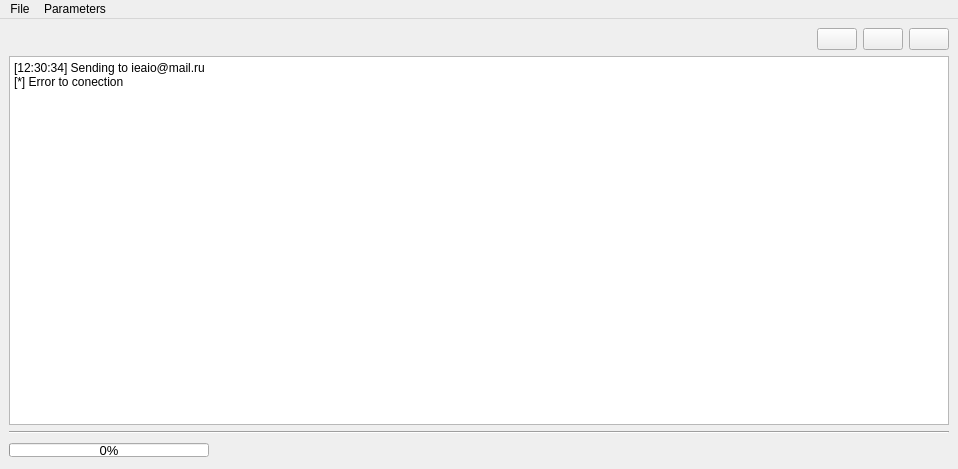
Old version of the form view/qt/MainWindow.ui in the repository AlertRED/mailing.
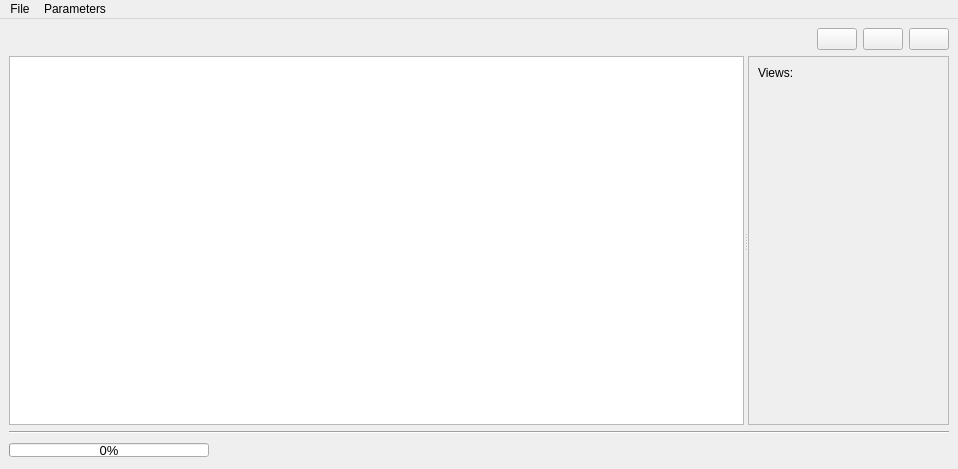
New version of the form. Icons and pictures are not drawn.

```diff
--- a/view/qt/MainWindow.ui
+++ b/view/qt/MainWindow.ui
@@ -16,6 +16,9 @@
   <property name="windowTitle">
    <string>Mailling</string>
   </property>
+  <property name="documentMode">
+   <bool>false</bool>
+  </property>
   <widget class="QWidget" name="centralwidget">
    <property name="sizePolicy">
     <sizepolicy hsizetype="Preferred" vsizetype="Preferred">
@@ -23,9 +26,9 @@
      <verstretch>0</verstretch>
     </sizepolicy>
    </property>
-   <layout class="QVBoxLayout" name="verticalLayout_2">
+   <layout class="QVBoxLayout" name="verticalLayout_5">
     <item>
-     <layout class="QVBoxLayout" name="verticalLayout">
+     <layout class="QVBoxLayout" name="verticalLayout_4">
       <item>
        <layout class="QHBoxLayout" name="horizontalLayout">
         <property name="spacing">
@@ -88,14 +91,75 @@
          <enum>Qt::Horizontal</enum>
         </property>
         <widget class="QPlainTextEdit" name="plainText_log">
+         <property name="sizePolicy">
+          <sizepolicy hsizetype="Minimum" vsizetype="Expanding">
+           <horstretch>0</horstretch>
+           <verstretch>0</verstretch>
+          </sizepolicy>
+         </property>
          <property name="readOnly">
           <bool>true</bool>
          </property>
          <property name="plainText">
-          <string>[12:30:34] Sending to ieaio@mail.ru
-[*] Error to conection</string>
+          <string/>
          </property>
         </widget>
+        <widget class="QWidget" name="verticalLayoutWidget">
+         <layout class="QVBoxLayout" name="verticalLayout_2">
+          <item>
+           <widget class="QScrollArea" name="scrollArea">
+            <property name="sizePolicy">
+             <sizepolicy hsizetype="Preferred" vsizetype="Expanding">
+              <horstretch>0</horstretch>
+              <verstretch>0</verstretch>
+             </sizepolicy>
+            </property>
+            <property name="horizontalScrollBarPolicy">
+             <enum>Qt::ScrollBarAlwaysOff</enum>
+            </property>
+            <property name="widgetResizable">
+             <bool>true</bool>
+            </property>
+            <widget class="QWidget" name="scrollAreaWidgetContents">
+             <property name="geometry">
+              <rect>
+               <x>0</x>
+               <y>0</y>
+               <width>312</width>
+               <height>188</height>
+              </rect>
+             </property>
+             <layout class="QVBoxLayout" name="verticalLayout">
+              <item>
+               <widget class="QLabel" name="label">
+                <property name="text">
+                 <string>Views:</string>
+                </property>
+               </widget>
+              </item>
+              <item>
+               <layout class="QVBoxLayout" name="verticalLayout_Views">
+                <item>
+                 <spacer name="verticalSpacer">
+                  <property name="orientation">
+                   <enum>Qt::Vertical</enum>
+                  </property>
+                  <property name="sizeHint" stdset="0">
+                   <size>
+                    <width>20</width>
+                    <height>40</height>
+                   </size>
+                  </property>
+                 </spacer>
+                </item>
+               </layout>
+              </item>
+             </layout>
+            </widget>
+           </widget>
+          </item>
+         </layout>
+        </widget>
        </widget>
       </item>
       <item>
```
Left out of the diff: 3 changed lines with no effect on the pictures.
